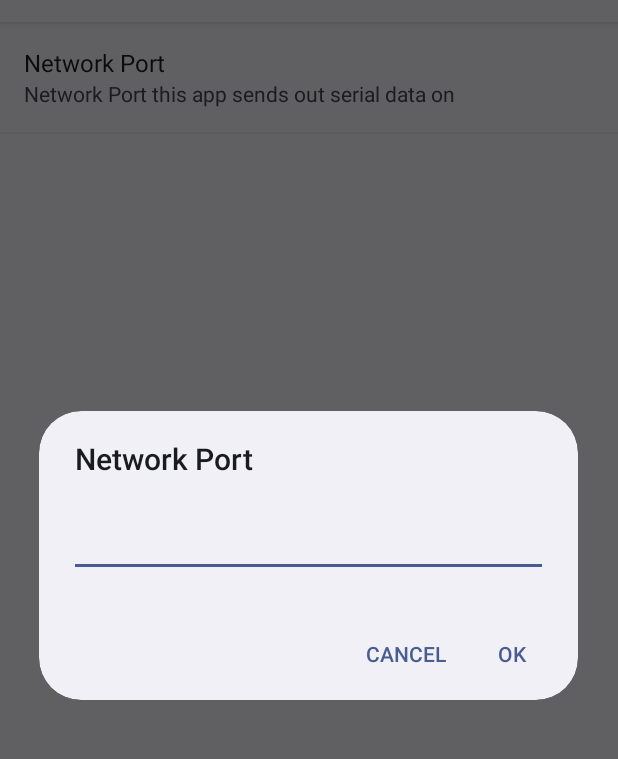
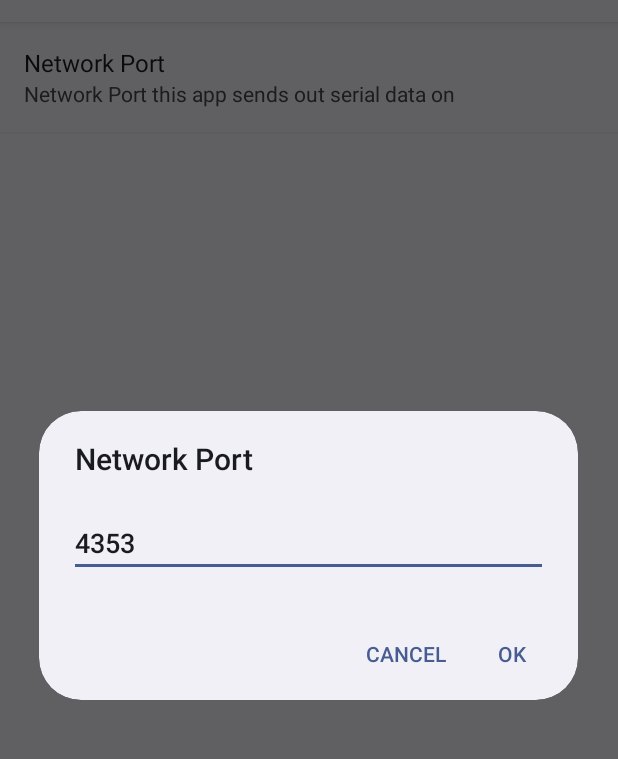
Before and after one commit to maks/UartBridge, an Android app: the SettingsActivity screen opened directly, with no data from a screen before it, after a tap on "Network Port", on a phone screen of 412 x 824 dp, the part 62-821 px from its top. Run offline under Robolectric (Android 15) with nearby library versions, the phone set to English and light mode, and no system bars.

Commit message:
Use Android idoimatic way of setting pref defaults

```diff
--- a/app/src/main/java/com/manichord/uartbridge/MainActivity.java
+++ b/app/src/main/java/com/manichord/uartbridge/MainActivity.java
@@ -11,6 +11,7 @@ import android.os.Bundle;
 import android.os.Handler;
 import android.os.IBinder;
 import android.os.Message;
+import android.preference.PreferenceManager;
 import android.text.method.ScrollingMovementMethod;
 import android.view.View;
 import android.widget.Button;
@@ -71,6 +72,9 @@ public class MainActivity extends Activity {
     @Override
     protected void onCreate(Bundle savedInstanceState) {
         super.onCreate(savedInstanceState);
+
+        PreferenceManager.setDefaultValues(this, R.xml.preferences, false);
+
         setContentView(R.layout.activity_main);
 
         mHandler = new MyHandler(this);
--- a/app/src/main/res/xml/preferences.xml
+++ b/app/src/main/res/xml/preferences.xml
@@ -3,7 +3,8 @@
     xmlns:android="http://schemas.android.com/apk/res/android">
 
     <com.manichord.uartbridge.IntEditTextPreference
-            android:key="@string/network_port_preference"
-            android:title="@string/title_network_port_preference"
-            android:summary="@string/summary_network_port_preference" />
+        android:key="@string/network_port_preference"
+        android:title="@string/title_network_port_preference"
+        android:defaultValue="4353"
+        android:summary="@string/summary_network_port_preference" />
 </PreferenceScreen>
```
Also changed, not shown: app/src/main/java/com/manichord/uartbridge/PrefHelper.java (+1 -8 lines).
